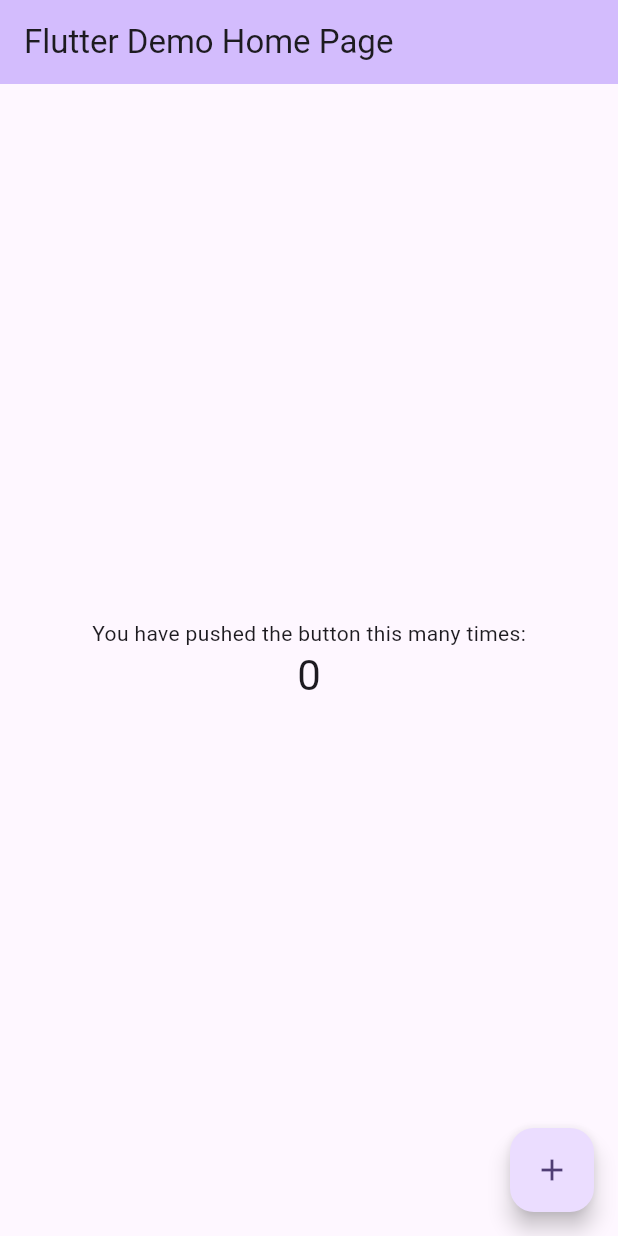
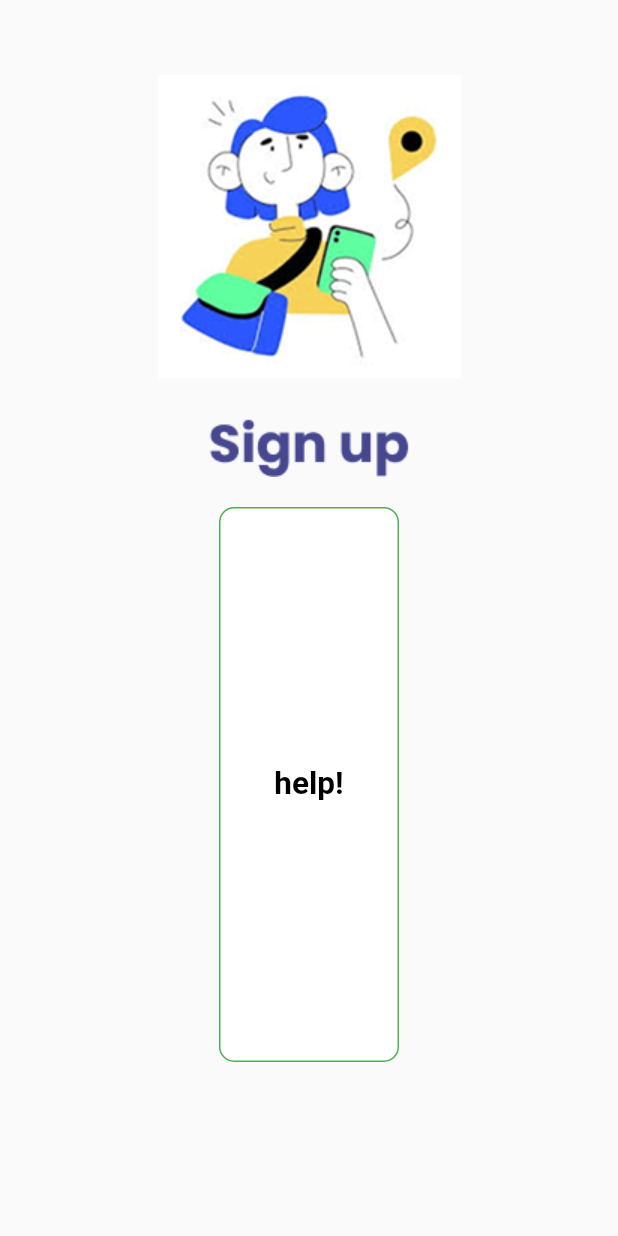
Before and after one commit to ayush1229/Hillfair_App_2k25, a Flutter app: the screen it shows after launch, on a phone screen of 412 x 824 dp. Run offline on Flutter 3.47's test engine with Material 3 defaults, Android fonts, the phone set to English and light mode, and no system bars.

Commit message:
removed default flutter app

```diff
--- a/lib/main.dart
+++ b/lib/main.dart
@@ -1,122 +1,24 @@
 import 'package:flutter/material.dart';
+import 'package:hillfair_app_frontend/screens/Auth/signin.dart';
 
-void main() {
-  runApp(const MyApp());
+void main() {                             // 2. Entry point of the app
+  runApp(const MyApp());                   // 3. Run your root widget
 }
 
-class MyApp extends StatelessWidget {
+class MyApp extends StatelessWidget {      // 4. Root widget of the app
   const MyApp({super.key});
 
-  // This widget is the root of your application.
   @override
   Widget build(BuildContext context) {
     return MaterialApp(
-      title: 'Flutter Demo',
+      debugShowCheckedModeBanner: false,
+      title: 'MyApp',
       theme: ThemeData(
-        // This is the theme of your application.
-        //
-        // TRY THIS: Try running your application with "flutter run". You'll see
-        // the application has a purple toolbar. Then, without quitting the app,
-        // try changing the seedColor in the colorScheme below to Colors.green
-        // and then invoke "hot reload" (save your changes or press the "hot
-        // reload" button in a Flutter-supported IDE, or press "r" if you used
-        // the command line to start the app).
-        //
-        // Notice that the counter didn't reset back to zero; the application
-        // state is not lost during the reload. To reset the state, use hot
-        // restart instead.
-        //
-        // This works for code too, not just values: Most code changes can be
-        // tested with just a hot reload.
+
         colorScheme: ColorScheme.fromSeed(seedColor: Colors.deepPurple),
+        useMaterial3: false,
       ),
-      home: const MyHomePage(title: 'Flutter Demo Home Page'),
+      home: Signin(),
     );
   }
 }
-
-class MyHomePage extends StatefulWidget {
-  const MyHomePage({super.key, required this.title});
-
-  // This widget is the home page of your application. It is stateful, meaning
-  // that it has a State object (defined below) that contains fields that affect
-  // how it looks.
-
-  // This class is the configuration for the state. It holds the values (in this
-  // case the title) provided by the parent (in this case the App widget) and
-  // used by the build method of the State. Fields in a Widget subclass are
-  // always marked "final".
-
-  final String title;
-
-  @override
-  State<MyHomePage> createState() => _MyHomePageState();
-}
-
-class _MyHomePageState extends State<MyHomePage> {
-  int _counter = 0;
-
-  void _incrementCounter() {
-    setState(() {
-      // This call to setState tells the Flutter framework that something has
-      // changed in this State, which causes it to rerun the build method below
-      // so that the display can reflect the updated values. If we changed
-      // _counter without calling setState(), then the build method would not be
-      // called again, and so nothing would appear to happen.
-      _counter++;
-    });
-  }
-
-  @override
-  Widget build(BuildContext context) {
-    // This method is rerun every time setState is called, for instance as done
-    // by the _incrementCounter method above.
-    //
-    // The Flutter framework has been optimized to make rerunning build methods
-    // fast, so that you can just rebuild anything that needs updating rather
-    // than having to individually change instances of widgets.
-    return Scaffold(
-      appBar: AppBar(
-        // TRY THIS: Try changing the color here to a specific color (to
-        // Colors.amber, perhaps?) and trigger a hot reload to see the AppBar
-        // change color while the other colors stay the same.
-        backgroundColor: Theme.of(context).colorScheme.inversePrimary,
-        // Here we take the value from the MyHomePage object that was created by
-        // the App.build method, and use it to set our appbar title.
-        title: Text(widget.title),
-      ),
-      body: Center(
-        // Center is a layout widget. It takes a single child and positions it
-        // in the middle of the parent.
-        child: Column(
-          // Column is also a layout widget. It takes a list of children and
-          // arranges them vertically. By default, it sizes itself to fit its
-          // children horizontally, and tries to be as tall as its parent.
-          //
-          // Column has various properties to control how it sizes itself and
-          // how it positions its children. Here we use mainAxisAlignment to
-          // center the children vertically; the main axis here is the vertical
-          // axis because Columns are vertical (the cross axis would be
-          // horizontal).
-          //
-          // TRY THIS: Invoke "debug painting" (choose the "Toggle Debug Paint"
-          // action in the IDE, or press "p" in the console), to see the
-          // wireframe for each widget.
-          mainAxisAlignment: MainAxisAlignment.center,
-          children: <Widget>[
-            const Text('You have pushed the button this many times:'),
-            Text(
-              '$_counter',
-              style: Theme.of(context).textTheme.headlineMedium,
-            ),
-          ],
-        ),
-      ),
-      floatingActionButton: FloatingActionButton(
-        onPressed: _incrementCounter,
-        tooltip: 'Increment',
-        child: const Icon(Icons.add),
-      ), // This trailing comma makes auto-formatting nicer for build methods.
-    );
-  }
-}
--- /dev/null
+++ b/lib/screens/Auth/signin.dart
@@ -0,0 +1,31 @@
+import 'package:flutter/material.dart';
+import 'package:hillfair_app_frontend/widgets/custom_button.dart';
+import 'package:hillfair_app_frontend/widgets/uihelper.dart';
+
+class Signin extends StatefulWidget {
+  const Signin({super.key});
+
+  @override
+  State<Signin> createState() => _SigninState();
+}
+
+class _SigninState extends State<Signin> {
+  @override
+  Widget build(BuildContext context) {
+    return Scaffold(
+      body: Column(
+        children: [
+          SizedBox(height: 50,),
+          Row(
+            mainAxisAlignment: MainAxisAlignment.center,
+            children: [
+              UiHelper.CustomImage(img: "signupimg.png"),
+            ],
+          ),
+          SizedBox(height: 20,),
+          CustomButton(onPressed: (){}, height: 370, text: "help!",)
+        ],
+      )
+    );
+  }
+}
--- a/lib/widgets/custom_button.dart
+++ b/lib/widgets/custom_button.dart
@@ -24,7 +24,7 @@ class CustomButton extends StatelessWidget {
   final double iconSize;
 
   const CustomButton({
-    Key? key,
+    super.key,
     required this.onPressed,
     this.text = "Button",
     this.fontSize = 21,
@@ -38,7 +38,7 @@ class CustomButton extends StatelessWidget {
     this.suffixIcon,
     this.iconColor = Colors.green,
     this.iconSize = 20,
-  }) : super(key: key);
+  });
 
   @override
   Widget build(BuildContext context) {
```
Also changed, not shown: lib/screens/scribble/scribble.dart (added, +17 -0 lines), lib/widgets/custom_text_field.dart (+18 -2 lines), assets/images/signupimg.png (added).
